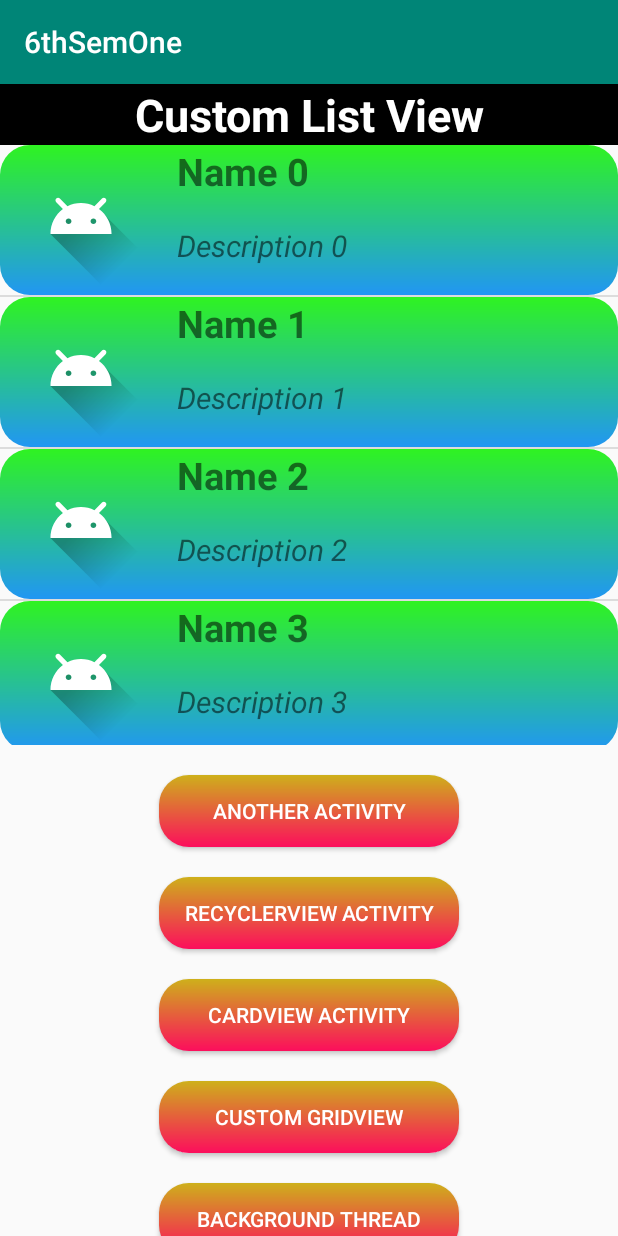
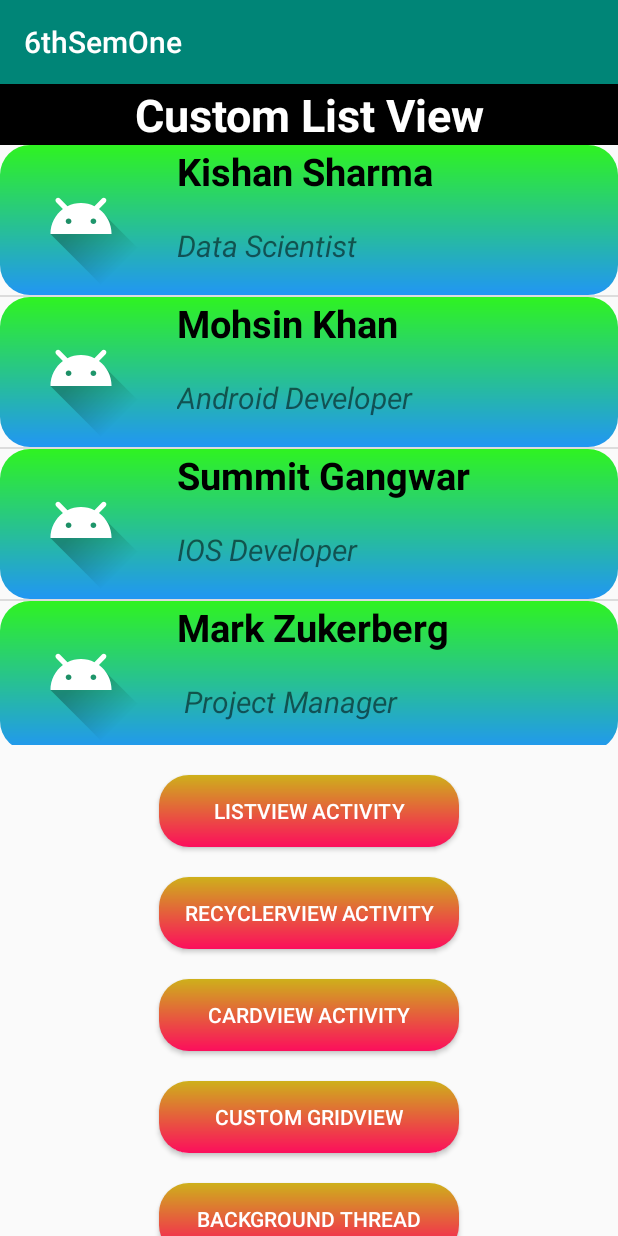
Before and after one commit to iamkishansharma/6thSemOne, an Android app: the screen it shows after launch (MainActivity), on a phone screen of 412 x 824 dp. Run offline under Robolectric (Android 15) with nearby library versions, the phone set to English and light mode, and no system bars.

```diff
--- a/app/src/main/AndroidManifest.xml
+++ b/app/src/main/AndroidManifest.xml
@@ -9,7 +9,9 @@
         android:roundIcon="@mipmap/ic_launcher_round"
         android:supportsRtl="true"
         android:theme="@style/AppTheme">
-        <activity android:name=".BackgroundThreadEx"></activity>
+        <activity android:name=".ViewAll"></activity>
+        <activity android:name=".SqlLiteActivity" />
+        <activity android:name=".BackgroundThreadEx" />
         <activity android:name=".CustomGridView" />
         <activity android:name=".CardViewActivity" />
         <activity android:name=".RecyclerViewActivity" />
--- a/app/src/main/java/com/ks/a6thsemone/MainActivity.java
+++ b/app/src/main/java/com/ks/a6thsemone/MainActivity.java
@@ -15,9 +15,11 @@ import java.util.ArrayList;
 public class MainActivity extends AppCompatActivity {
 
     ListView lv;
-    MyAdapter mad;
     ArrayList<person> al;
     person p;
+
+    String[] names = {"Kishan Sharma","Mohsin Khan","Summit Gangwar","Mark Zukerberg","Alien Shik","Sundar Pichai","Anything Sharma","Anyone Khan","Nothing Gangwar","Hello Anything"};
+    String[] descs = {"Data Scientist","Android Developer","IOS Developer"," Project Manager","Senior Manager","Data Scientist","Android Developer","IOS Developer"," Project Manager","Senior Manager"};
 
     @Override
     protected void onCreate(Bundle savedInstanceState) {
@@ -27,61 +29,52 @@ public class MainActivity extends AppCompatActivity {
         lv = findViewById(R.id.lv);
 
         al = new ArrayList<person>();
-        //Creating 5 object
+        //Creating 10 object
         for (int i = 0; i < 10; i++) {
-            p = new person("Name " + i, "Description " + i, R.drawable.ic_launcher_foreground);
+            p = new person(names[i], descs[i], R.drawable.ic_launcher_foreground);
             al.add(p);//Adding person object 1 by 1 to ArrayList
         }
+
+        MyAdapter mad;
         mad = new MyAdapter(this, R.layout.custom_lv, al);
         lv.setAdapter(mad);
+
         lv.setOnItemClickListener(new AdapterView.OnItemClickListener() {
             @Override
             public void onItemClick(AdapterView<?> parent, View view, int position, long id) {
-                Toast.makeText(MainActivity.this, "OOOOO ", Toast.LENGTH_SHORT).show();
+                Toast.makeText(MainActivity.this, names[position], Toast.LENGTH_SHORT).show();
             }
         });
 
+    }
 
-        //Button for Another activity
-        Button btn = findViewById(R.id.btn);
-        btn.setOnClickListener(new View.OnClickListener() {
-            @Override
-            public void onClick(View v) {
-                Intent in = new Intent(MainActivity.this, SecondActivity.class);
-                startActivity(in);
-            }
-        });
-        Button btn2 = findViewById(R.id.btn2);
-        btn2.setOnClickListener(new View.OnClickListener() {
-            @Override
-            public void onClick(View v) {
-                Intent in2 = new Intent(MainActivity.this, RecyclerViewActivity.class);
-                startActivity(in2);
-            }
-        });
-        Button btn3 = findViewById(R.id.btn3);
-        btn3.setOnClickListener(new View.OnClickListener() {
-            @Override
-            public void onClick(View v) {
-                Intent in3 = new Intent(MainActivity.this, CardViewActivity.class);
-                startActivity(in3);
-            }
-        });
-        Button btn4 = findViewById(R.id.btn4);
-        btn4.setOnClickListener(new View.OnClickListener() {
-            @Override
-            public void onClick(View v) {
-                Intent in4 = new Intent(MainActivity.this, CustomGridView.class);
-                startActivity(in4);
-            }
-        });
-        Button btn5 = findViewById(R.id.btn5);
-        btn5.setOnClickListener(new View.OnClickListener() {
-            @Override
-            public void onClick(View v) {
-                Intent in4 = new Intent(MainActivity.this, BackgroundThreadEx.class);
-                startActivity(in4);
-            }
-        });
+    public void sqlLiteButton(View view) {
+        Intent in = new Intent(MainActivity.this, SqlLiteActivity.class);
+        startActivity(in);
+    }
+
+    public void backgroundThread(View view) {
+        Intent in = new Intent(MainActivity.this, BackgroundThreadEx.class);
+        startActivity(in);
+    }
+
+    public void customGridView(View view) {
+        Intent in = new Intent(MainActivity.this, CustomGridView.class);
+        startActivity(in);
+    }
+
+    public void cardViewActivity(View view) {
+        Intent in = new Intent(MainActivity.this, CardViewActivity.class);
+        startActivity(in);
+    }
+
+    public void recyclerViewActivity(View view) {
+        Intent in = new Intent(MainActivity.this, RecyclerViewActivity.class);
+        startActivity(in);
+    }
+
+    public void customListViewActivity(View view) {
+        Intent in = new Intent(MainActivity.this, SecondActivity.class);
+        startActivity(in);
     }
 }
--- a/app/src/main/java/com/ks/a6thsemone/MyAdapter.java
+++ b/app/src/main/java/com/ks/a6thsemone/MyAdapter.java
@@ -32,14 +32,13 @@ public class MyAdapter extends ArrayAdapter<person> {
         String desc = getItem(position).getDesc();
         int img = getItem(position).getImg();
 
-        person mperson = new person(name, desc, img);
-
         LayoutInflater inflater = LayoutInflater.from(mContext);
         convertView = inflater.inflate(mResource, parent, false);
 
         TextView t1 = (TextView) convertView.findViewById(R.id.person_name);
         TextView t2 = (TextView) convertView.findViewById(R.id.person_desc);
         ImageView im = (ImageView) convertView.findViewById(R.id.person_img);
+
         t1.setText(name);
         t2.setText(desc);
         im.setImageResource(img);
--- a/app/src/main/java/com/ks/a6thsemone/MyRecyclerAdapter.java
+++ b/app/src/main/java/com/ks/a6thsemone/MyRecyclerAdapter.java
@@ -18,8 +18,6 @@ import java.util.ArrayList;
 public class MyRecyclerAdapter extends RecyclerView.Adapter<MyRecyclerAdapter.MyHolder> {
     Context ct;
     ArrayList<person> al;
-    String name;
-    String desc;
 
     MyRecyclerAdapter(Context context, ArrayList all) {
         ct = context;
@@ -44,7 +42,7 @@ public class MyRecyclerAdapter extends RecyclerView.Adapter<MyRecyclerAdapter.My
         holder.ll.setOnClickListener(new View.OnClickListener() {
             @Override
             public void onClick(View v) {
-                Toast.makeText(ct, "Clicked! " + position, Toast.LENGTH_LONG).show();
+                Toast.makeText(ct, "Clicked! " + p1.getName(), Toast.LENGTH_LONG).show();
             }
         });
     }
--- a/app/src/main/res/layout/activity_main.xml
+++ b/app/src/main/res/layout/activity_main.xml
@@ -8,7 +8,7 @@
 
     <LinearLayout
         android:layout_width="match_parent"
-        android:layout_height="match_parent"
+        android:layout_height="wrap_content"
         android:orientation="vertical">
 
         <TextView
@@ -24,7 +24,8 @@
         <ListView
             android:id="@+id/lv"
             android:layout_width="match_parent"
-            android:layout_height="400dp" />
+            android:layout_height="400dp"
+            android:nestedScrollingEnabled="true"/>
 
         <Button
             android:id="@+id/btn"
@@ -33,7 +34,8 @@
             android:layout_gravity="center_horizontal"
             android:layout_marginTop="20dp"
             android:background="@drawable/bg"
-            android:text="Another Activity"
+            android:text="ListView Activity"
+            android:onClick="customListViewActivity"
             android:textColor="#fff" />
 
         <Button
@@ -44,6 +46,7 @@
             android:layout_marginTop="20dp"
             android:background="@drawable/bg"
             android:text="RecyclerView Activity"
+            android:onClick="recyclerViewActivity"
             android:textColor="#fff" />
 
         <Button
@@ -54,6 +57,7 @@
             android:layout_marginTop="20dp"
             android:background="@drawable/bg"
             android:text="CardView Activity"
+            android:onClick="cardViewActivity"
             android:textColor="#fff" />
 
         <Button
@@ -64,6 +68,7 @@
             android:layout_marginTop="20dp"
             android:background="@drawable/bg"
             android:text="Custom GridView"
+            android:onClick="customGridView"
             android:textColor="#fff" />
 
         <Button
@@ -74,6 +79,17 @@
             android:layout_marginTop="20dp"
             android:background="@drawable/bg"
             android:text="BackGround Thread"
+            android:onClick="backgroundThread"
+            android:textColor="#fff" />
+        <Button
+            android:id="@+id/btn7"
+            android:layout_width="200dp"
+            android:layout_height="wrap_content"
+            android:layout_gravity="center_horizontal"
+            android:layout_marginTop="20dp"
+            android:background="@drawable/bg"
+            android:text="Sql Lite"
+            android:onClick="sqlLiteButton"
             android:textColor="#fff" />
     </LinearLayout>
 
--- a/app/src/main/res/layout/custom_lv.xml
+++ b/app/src/main/res/layout/custom_lv.xml
@@ -31,7 +31,8 @@
             android:paddingBottom="10dp"
             android:text="Name of Person"
             android:textSize="25dp"
-            android:textStyle="bold" />
+            android:textStyle="bold"
+            android:textColor="#000"/>
 
         <TextView
             android:id="@+id/person_desc"
@@ -41,6 +42,6 @@
             android:paddingBottom="10dp"
             android:text="Description"
             android:textSize="20dp"
-            android:textStyle="italic" />
+            android:textStyle="italic"/>
     </LinearLayout>
 </RelativeLayout>
--- a/build.gradle
+++ b/build.gradle
@@ -7,7 +7,7 @@ buildscript {
 
     }
     dependencies {
-        classpath 'com.android.tools.build:gradle:3.5.3'
+        classpath 'com.android.tools.build:gradle:3.6.3'
 
         // NOTE: Do not place your application dependencies here; they belong
         // in the individual module build.gradle files
```
Also changed, not shown: app/src/main/java/com/ks/a6thsemone/BackgroundThreadEx.java (+9 -13 lines), app/src/main/java/com/ks/a6thsemone/CustomGridView.java (+40 -1 lines), app/src/main/java/com/ks/a6thsemone/DatabaseHelper.java (added, +54 -0 lines), app/src/main/java/com/ks/a6thsemone/MyGridAdapter.java (deleted, +0 -49 lines), app/src/main/java/com/ks/a6thsemone/SqlLiteActivity.java (added, +52 -0 lines), app/src/main/java/com/ks/a6thsemone/ViewAll.java (added, +42 -0 lines), app/src/main/res/layout/activity_sql_lite.xml (added, +45 -0 lines), app/src/main/res/layout/activity_view_all.xml (added, +10 -0 lines), gradle/wrapper/gradle-wrapper.properties.
